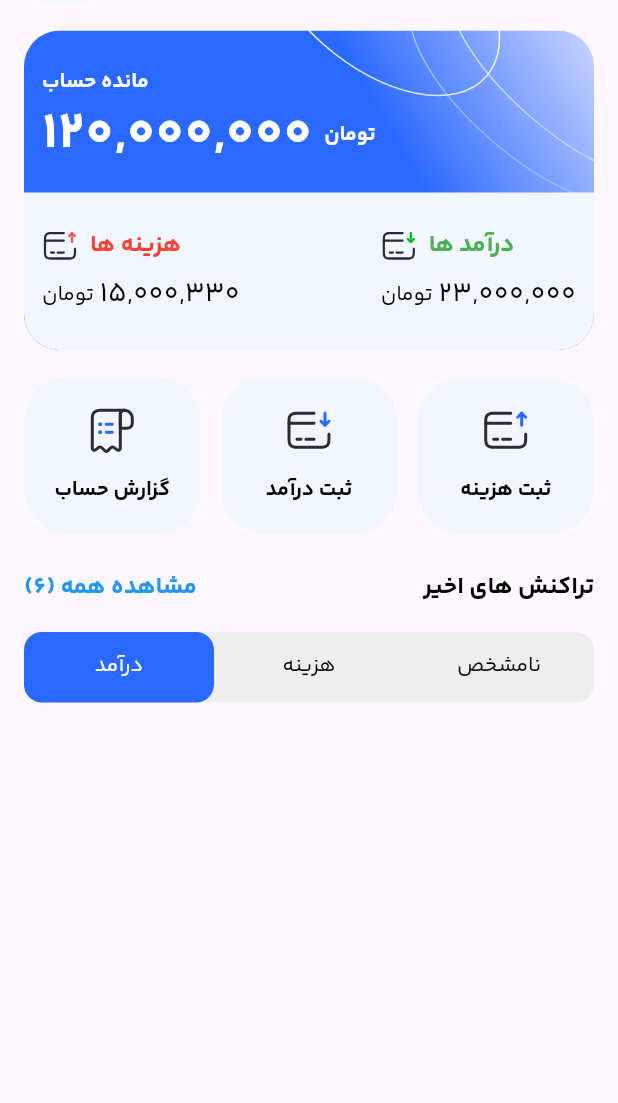
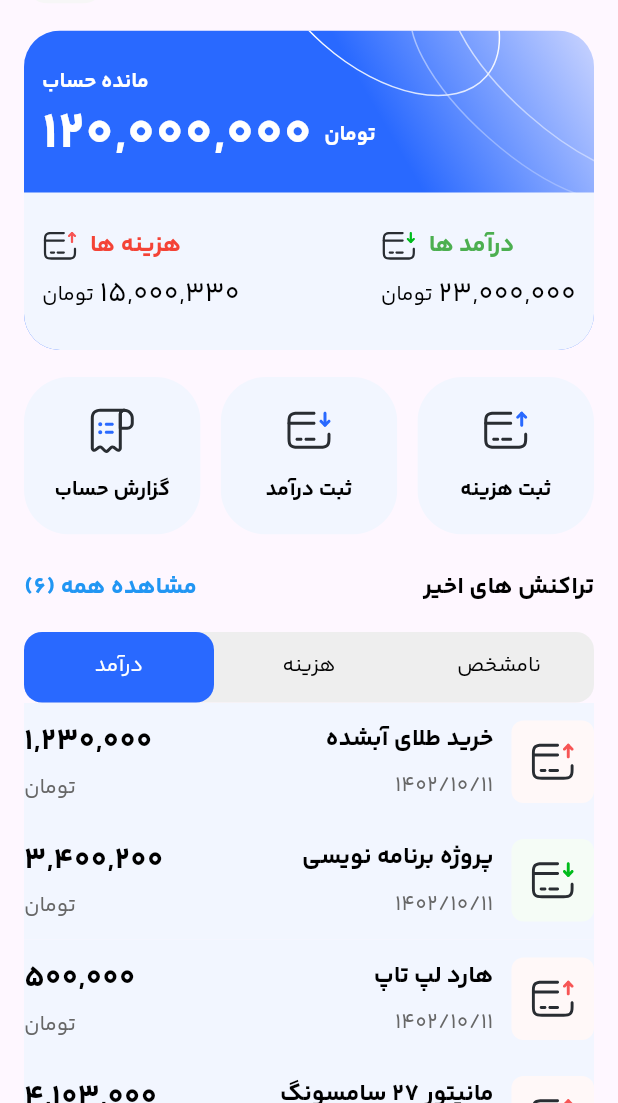
Before and after one commit to rezaabiri/poolino, a Flutter app: the screen it shows after launch, on a phone screen of 412 x 824 dp, the part 133-1236 px from its top. Run offline on Flutter 3.47's test engine with Material 3 defaults, Android fonts, the phone set to English and light mode, and no system bars; our stand-ins replace buttons_tabbar, dotted_line, flutter_svg, page_transition, permission_handler; missing offline and left inert: flutter_sms_inbox.

Commit message:
کلیک آیتم های لیست پیامک ها و صفحه جزيیات

```diff
--- a/lib/features/home_feature/screens/home_page.dart
+++ b/lib/features/home_feature/screens/home_page.dart
@@ -1,10 +1,12 @@
 import 'package:flutter/material.dart';
 import 'package:poolino/constants.dart';
+import 'package:poolino/features/home_feature/screens/income_page.dart';
 import 'package:poolino/features/home_feature/widgets/button_widget.dart';
 import 'package:poolino/features/home_feature/widgets/transaction_widget.dart';
 import 'package:buttons_tabbar/buttons_tabbar.dart';
 import 'package:permission_handler/permission_handler.dart';
 import 'package:flutter_sms_inbox/flutter_sms_inbox.dart';
+import 'package:page_transition/page_transition.dart';
 
 
 
@@ -209,22 +211,32 @@ class _HomePageState extends State<HomePage> with TickerProviderStateMixin {
                 ),
               ),
               SizedBox(
-                width: MediaQuery.of(context).size.width,
                 height: MediaQuery.of(context).size.height / 3,
                 child: TabBarView(
                   controller: _tabController,
-                  children: <Widget>[
+                  children:[
                     ListView.builder(
-                      shrinkWrap: true,
-                      itemCount: _messages.length,
+                      shrinkWrap: false,
+                      itemCount: 6,
                       itemBuilder: (context, index) {
 
-                        return TransactionWidget(
-                          price: getPrice(_messages[index].body.toString()),
-                          title: _messages[index].address.toString(),
-                          date: _messages[index].date.toString(),
-                          state: _messages[index].body.toString().contains("خرید") ? 1 : 0,
+                        // return TransactionWidget(
+                        //   price: getPrice(_messages[index].body.toString()),
+                        //   title: _messages[index].address.toString(),
+                        //   date: _messages[index].date.toString(),
+                        //   state: _messages[index].body.toString().contains("خرید") ? 1 : 0,
 
+                        return Expanded(
+                          child: TransactionWidget(
+                            price: prices[index],
+                            title: titles[index],
+                            date: "1402/10/11",
+                            state: states[index].toInt(),
+                            onTap: (){
+                              Navigator.push(context, PageTransition(type: PageTransitionType.fade, child: IncomePage()));
+                            },
+
+                          ),
                         );
                       },
                     ),
--- a/lib/features/home_feature/widgets/transaction_widget.dart
+++ b/lib/features/home_feature/widgets/transaction_widget.dart
@@ -7,11 +7,16 @@ class TransactionWidget extends StatelessWidget {
   String title;
   String date;
   int state;
-  TransactionWidget({super.key, required this.price, required this.title, required this.date, required this.state});
+  Function() onTap;
+  TransactionWidget({super.key, required this.price, required this.title, required this.date, required this.state, required this.onTap});
 
   @override
   Widget build(BuildContext context) {
-    return Padding(
+    return Material(
+      color: hexToColor('#F2F6FF'),
+      child: InkWell(
+        onTap: onTap,
+        child: Padding(
           padding: const EdgeInsets.only(top: 12, bottom: 12),
           child: Row(
             children: [
@@ -50,6 +55,8 @@ class TransactionWidget extends StatelessWidget {
               )
             ],
           ),
+        ),
+      ),
     );
   }
 }
--- a/lib/features/splash_feature/screens/splash_screen.dart
+++ b/lib/features/splash_feature/screens/splash_screen.dart
@@ -14,7 +14,7 @@ class SplashScreen extends StatefulWidget {
 class _SplashScreenState extends State<SplashScreen> {
   @override
   void initState() {
-    Timer(Duration(seconds: 3), ()=> Navigator.push(context, PageTransition(type: PageTransitionType.rightToLeft, child: HomePage())));
+    Timer(Duration(seconds: 3), ()=> Navigator.pushReplacement(context, PageTransition(type: PageTransitionType.rightToLeft, child: HomePage())));
 
     super.initState();
   }
```
Also changed, not shown: lib/features/home_feature/screens/income_page.dart (added, +14 -0 lines), 4 other files. Lines whose indentation alone changed are shown as unchanged.
